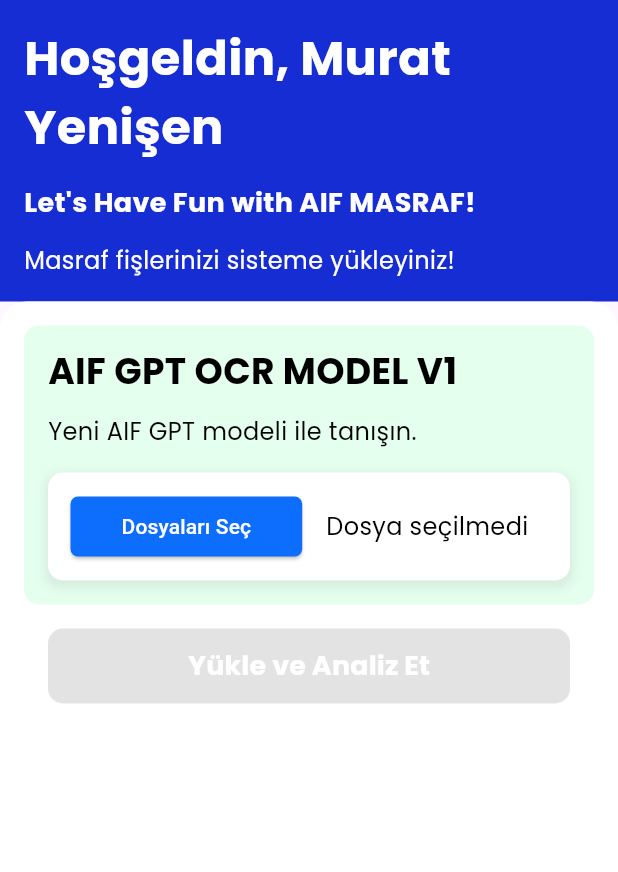
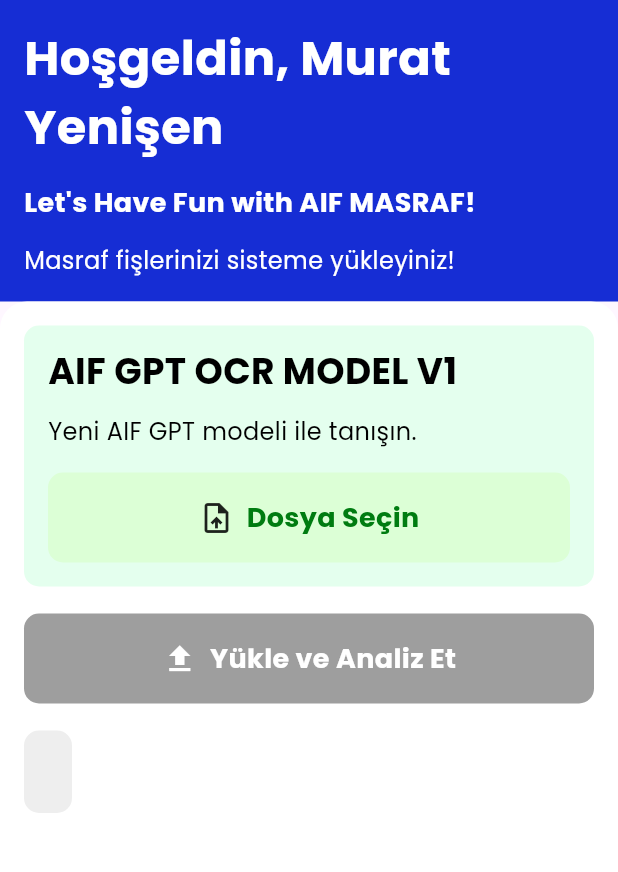
Before and after one commit to bengisudemr/aif_masraf_ocr, a Flutter app: the screen it shows after launch, on a phone screen of 412 x 824 dp, the part 120-992 px from its top. Run offline on Flutter 3.47's test engine with Material 3 defaults, Android fonts, the phone set to English and light mode, and no system bars; our stand-ins replace file_picker, image_picker, permission_handler.

Commit message:
ocr okuması gerçekleşti

```diff
--- a/lib/main.dart
+++ b/lib/main.dart
@@ -1,7 +1,10 @@
+import 'dart:convert';
+import 'dart:io';
 import 'package:flutter/material.dart';
 import 'package:file_picker/file_picker.dart';
 import 'package:image_picker/image_picker.dart';
 import 'package:permission_handler/permission_handler.dart';
+import 'package:http/http.dart' as http;
 
 void main() {
   runApp(const MyApp());
@@ -53,6 +56,7 @@ class MyHomePage extends StatefulWidget {
 class _MyHomePageState extends State<MyHomePage> {
   bool _buttonEnabled = false;
   List<String> _selectedFiles = [];
+  String _ocrResult = '';
 
   void _toggleButton() {
     setState(() {
@@ -82,7 +86,7 @@ class _MyHomePageState extends State<MyHomePage> {
                 onTap: () async {
                   Navigator.pop(context);
                   await _requestCameraPermission();
-                  _takeMultiplePhotos(); // Birden fazla fotoğraf çekmek için bu metodu çağır
+                  _takeMultiplePhotos();
                 },
               ),
               ListTile(
@@ -105,7 +109,6 @@ class _MyHomePageState extends State<MyHomePage> {
     if (!status.isGranted) {
       status = await Permission.camera.request();
       if (!status.isGranted) {
-        // ignore: use_build_context_synchronously
         ScaffoldMessenger.of(context).showSnackBar(
           const SnackBar(content: Text('Kamera izni verilmedi.')),
         );
@@ -119,19 +122,20 @@ class _MyHomePageState extends State<MyHomePage> {
 
     if (result != null) {
       setState(() {
-        _selectedFiles = result.files.map((file) => file.name).toList();
+        _selectedFiles = result.files.map((file) => file.path!).toList();
+        _buttonEnabled = true;
       });
     }
   }
 
   void _pickMultipleImages() async {
     final ImagePicker picker = ImagePicker();
-    // ignore: unnecessary_nullable_for_final_variable_declarations
     final List<XFile>? pickedFiles = await picker.pickMultiImage();
 
     if (pickedFiles != null) {
       setState(() {
-        _selectedFiles = pickedFiles.map((file) => file.name).toList();
+        _selectedFiles = pickedFiles.map((file) => file.path).toList();
+        _buttonEnabled = true;
       });
     }
   }
@@ -140,17 +144,71 @@ class _MyHomePageState extends State<MyHomePage> {
     final ImagePicker picker = ImagePicker();
     List<XFile> photos = [];
 
-    // 3 fotoğraf çekilecek şekilde ayarladım, ihtiyaca göre bu sayıyı değiştirebilirsiniz
-    for (int i = 0; i < 100; i++) {
+    // Kullanıcıdan fotoğraf çekmesi istenir
     final XFile? photo = await picker.pickImage(source: ImageSource.camera);
+
     if (photo != null) {
       photos.add(photo);
+      setState(() {
+        _selectedFiles.add(photo.path);
+        _buttonEnabled = true;
+      });
     }
   }
 
-    if (photos.isNotEmpty) {
+  Future<void> _performOCR() async {
+    if (_selectedFiles.isEmpty) return;
+
+    String apiKey = 'YOUR_API_KEY';
+    String url =
+        'https://vision.googleapis.com/v1/images:annotate?key=AIzaSyD5h3xkxwta5NbUJ7a0W7tKE-nbwytWo7s';
+
+    List<Map<String, dynamic>> requests = _selectedFiles.map((file) {
+      String base64Image = base64Encode(File(file).readAsBytesSync());
+      return {
+        "image": {
+          "content": base64Image,
+        },
+        "features": [
+          {
+            "type": "TEXT_DETECTION",
+            "maxResults": 1,
+          }
+        ],
+      };
+    }).toList();
+
+    try {
+      final response = await http.post(
+        Uri.parse(url),
+        headers: {'Content-Type': 'application/json'},
+        body: jsonEncode({"requests": requests}),
+      );
+
+      print('Response Status: ${response.statusCode}');
+      print('Response Body: ${response.body}');
+
+      if (response.statusCode == 200) {
+        final jsonResponse = jsonDecode(response.body);
+
+        final textAnnotations = jsonResponse['responses']
+            .map((res) => res['textAnnotations'] != null &&
+                    res['textAnnotations'].isNotEmpty
+                ? res['textAnnotations'][0]['description']
+                : 'No text detected')
+            .join('\n\n');
+
         setState(() {
-        _selectedFiles.addAll(photos.map((photo) => photo.name));
+          _ocrResult = textAnnotations;
+        });
+      } else {
+        setState(() {
+          _ocrResult = 'OCR başarısız oldu. Durum Kodu: ${response.statusCode}';
+        });
+      }
+    } catch (e) {
+      setState(() {
+        _ocrResult = 'OCR işlemi sırasında bir hata oluştu: $e';
       });
     }
   }
@@ -264,54 +322,27 @@ class _MyHomePageState extends State<MyHomePage> {
                         ),
                         const SizedBox(height: 16),
                         GestureDetector(
-                          onTap: _toggleButton,
+                          onTap: _showPickerOptions,
                           child: Container(
-                            padding: const EdgeInsets.fromLTRB(
-                                15.0, 12.0, 15.0, 12.0),
-                            decoration: BoxDecoration(
-                              color: Colors.white,
-                              borderRadius: const BorderRadius.all(
+                            height: 60.0,
+                            decoration: const BoxDecoration(
+                              color: Color(0xFFDCFFD6),
+                              borderRadius: BorderRadius.all(
                                 Radius.circular(10.0),
                               ),
-                              boxShadow: [
-                                BoxShadow(
-                                  color: Colors.grey.withOpacity(0.2),
-                                  spreadRadius: 2,
-                                  blurRadius: 5,
-                                  offset: const Offset(0, 3),
-                                ),
-                              ],
                             ),
                             child: Row(
+                              mainAxisAlignment: MainAxisAlignment.center,
                               children: [
-                                ElevatedButton(
-                                  onPressed: _showPickerOptions,
-                                  style: ElevatedButton.styleFrom(
-                                    foregroundColor: Colors.white,
-                                    backgroundColor: const Color(0xFF0D6EFD),
-                                    shape: RoundedRectangleBorder(
-                                      borderRadius: BorderRadius.circular(5.0),
-                                    ),
-                                  ),
-                                  child: const Padding(
-                                    padding: EdgeInsets.all(10),
-                                    child: Text(
-                                      'Dosyaları Seç',
-                                      style: TextStyle(color: Colors.white),
-                                    ),
-                                  ),
-                                ),
-                                const SizedBox(width: 16),
-                                Expanded(
-                                  child: Text(
-                                    _selectedFiles.isEmpty
-                                        ? 'Dosya seçilmedi'
-                                        : _selectedFiles.join(', '),
-                                    style: const TextStyle(
-                                      fontSize: 16,
-                                      color: Colors.black,
+                                const Icon(Icons.upload_file),
+                                const SizedBox(width: 8),
+                                const Text(
+                                  'Dosya Seçin',
+                                  style: TextStyle(
+                                    fontSize: 18,
+                                    fontWeight: FontWeight.w600,
                                     fontFamily: 'Poppins',
-                                    ),
+                                    color: Color(0xFF007C11),
                                   ),
                                 ),
                               ],
@@ -321,33 +352,54 @@ class _MyHomePageState extends State<MyHomePage> {
                       ],
                     ),
                   ),
-                  const SizedBox(height: 8),
-                  Container(
-                    padding: const EdgeInsets.fromLTRB(16.0, 8.0, 16.0, 16.0),
-                    decoration: const BoxDecoration(
-                      color: Colors.white,
-                      borderRadius: BorderRadius.all(
+                  const SizedBox(height: 18.0),
+                  GestureDetector(
+                    onTap: _buttonEnabled ? _performOCR : null,
+                    child: Container(
+                      height: 60.0,
+                      decoration: BoxDecoration(
+                        color: _buttonEnabled
+                            ? const Color(0xFF162dd4)
+                            : Colors.grey,
+                        borderRadius: const BorderRadius.all(
                           Radius.circular(10.0),
                         ),
                       ),
-                    child: SizedBox(
-                      width: double.infinity,
-                      child: ElevatedButton(
-                        style: ElevatedButton.styleFrom(
-                          backgroundColor: const Color(0xFF0D6EFD),
-                          padding: const EdgeInsets.all(12.0),
-                          shape: RoundedRectangleBorder(
-                            borderRadius: BorderRadius.circular(10.0),
-                          ),
-                        ),
-                        onPressed: _buttonEnabled ? () {} : null,
-                        child: const Text(
+                      child: const Row(
+                        mainAxisAlignment: MainAxisAlignment.center,
+                        children: [
+                          Icon(Icons.file_upload, color: Colors.white),
+                          SizedBox(width: 8),
+                          Text(
                             'Yükle ve Analiz Et',
                             style: TextStyle(
                               fontSize: 18,
-                            fontWeight: FontWeight.bold,
+                              fontWeight: FontWeight.w600,
+                              fontFamily: 'Poppins',
                               color: Colors.white,
+                            ),
+                          ),
+                        ],
+                      ),
+                    ),
+                  ),
+                  const SizedBox(height: 18.0),
+                  Expanded(
+                    child: SingleChildScrollView(
+                      child: Container(
+                        padding: const EdgeInsets.all(16.0),
+                        decoration: BoxDecoration(
+                          color: Colors.grey[200],
+                          borderRadius: const BorderRadius.all(
+                            Radius.circular(10.0),
+                          ),
+                        ),
+                        child: Text(
+                          _ocrResult,
+                          style: const TextStyle(
+                            fontSize: 16,
                             fontFamily: 'Poppins',
+                            color: Colors.black,
                           ),
                         ),
                       ),
```
Lines whose indentation alone changed are shown as unchanged.
